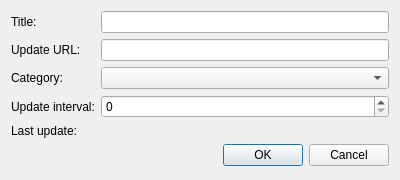
Old version of the form src/ui/preferences/ContentBlockingProfileDialog.ui in the repository OtterBrowser/otter-browser.
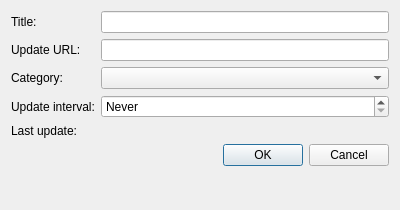
New version of the form. Custom widgets are drawn as their Qt base class.

Commit message: Add text for special value and suffix

The edit to the form file:
```diff
--- a/src/ui/preferences/ContentBlockingProfileDialog.ui
+++ b/src/ui/preferences/ContentBlockingProfileDialog.ui
@@ -7,7 +7,7 @@
     <x>0</x>
     <y>0</y>
     <width>400</width>
-    <height>180</height>
+    <height>210</height>
    </rect>
   </property>
   <property name="windowTitle">
@@ -42,7 +42,17 @@
     </widget>
    </item>
    <item row="3" column="1">
-    <widget class="QSpinBox" name="updateIntervalSpinBox"/>
+    <widget class="QSpinBox" name="updateIntervalSpinBox">
+     <property name="specialValueText">
+      <string>Never</string>
+     </property>
+     <property name="suffix">
+      <string> days</string>
+     </property>
+     <property name="maximum">
+      <number>365</number>
+     </property>
+    </widget>
    </item>
    <item row="4" column="0">
     <widget class="QLabel" name="lastUpdateLabel">
```
